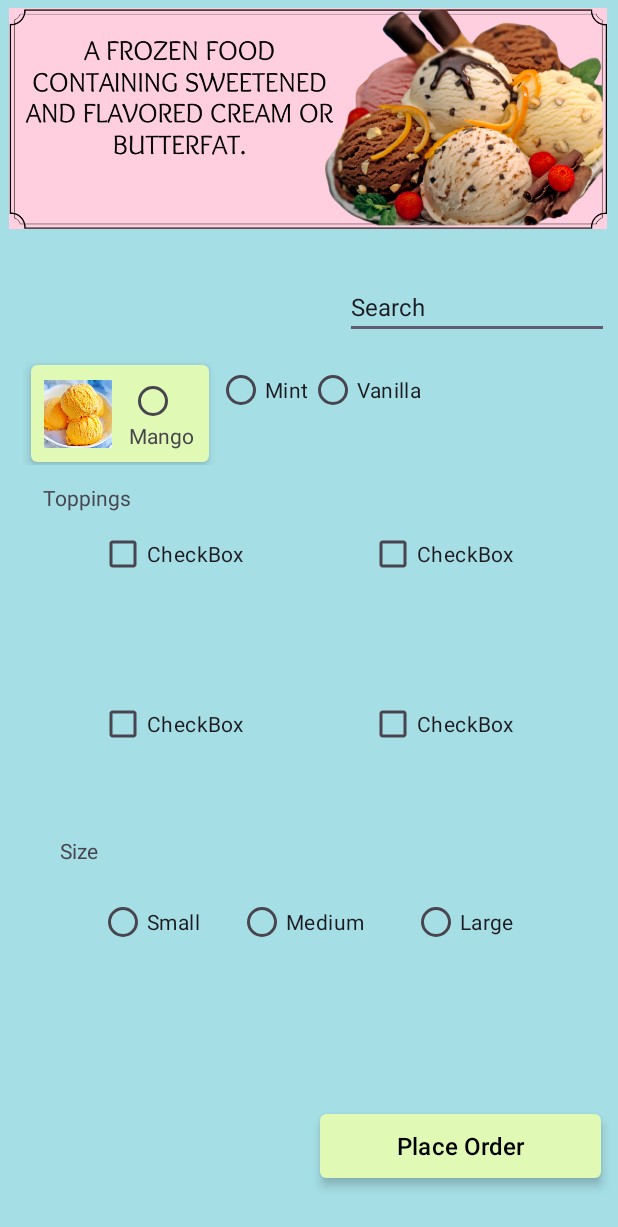
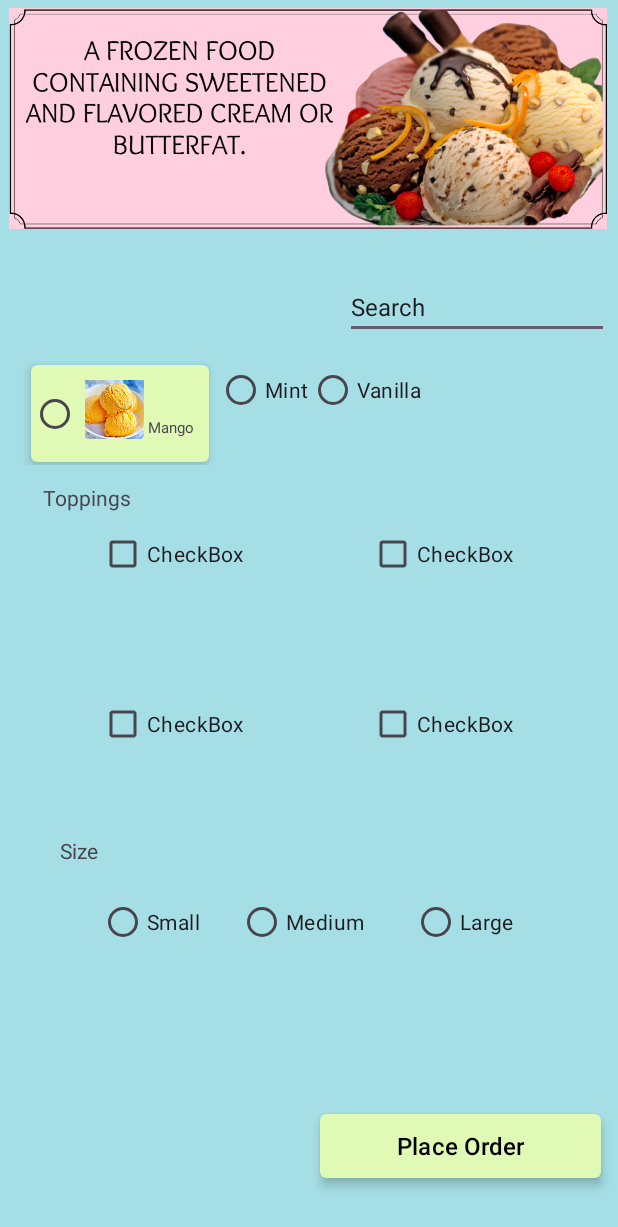
Before and after one commit to t01yo/ice-cream-calculator-android, an Android app: the HomeActivity screen opened directly, with no data from a screen before it, on a phone screen of 412 x 824 dp. Shown: the top 1227 px of the screen. Run offline under Robolectric (Android 15) with nearby library versions, the phone set to English and light mode, and no system bars; Roboto replaces fonts that are not available here.

Commit message:
fixed activity_home.xml

```diff
--- a/app/src/main/res/layout/activity_home.xml
+++ b/app/src/main/res/layout/activity_home.xml
@@ -56,38 +56,42 @@
             <androidx.constraintlayout.widget.ConstraintLayout
                 android:layout_width="match_parent"
                 android:layout_height="match_parent">
+
                 <RadioButton
                     android:id="@+id/radioButton"
-                    android:layout_width="27dp"
-                    android:layout_height="27dp"
+                    android:layout_width="28dp"
+                    android:layout_height="25dp"
                     app:layout_constraintBottom_toBottomOf="parent"
                     app:layout_constraintEnd_toEndOf="parent"
-                    app:layout_constraintHorizontal_bias="0.714"
+                    app:layout_constraintHorizontal_bias="0.0"
                     app:layout_constraintStart_toStartOf="parent"
                     app:layout_constraintTop_toTopOf="parent"
-                    app:layout_constraintVertical_bias="0.27" />
+                    app:layout_constraintVertical_bias="0.513" />
+
                 <ImageView
                     android:id="@+id/imageView3"
-                    android:layout_width="50dp"
-                    android:layout_height="45dp"
+                    android:layout_width="43dp"
+                    android:layout_height="39dp"
                     app:layout_constraintBottom_toBottomOf="parent"
                     app:layout_constraintEnd_toEndOf="parent"
-                    app:layout_constraintHorizontal_bias="0.088"
+                    app:layout_constraintHorizontal_bias="0.453"
                     app:layout_constraintStart_toStartOf="parent"
                     app:layout_constraintTop_toTopOf="parent"
-                    app:layout_constraintVertical_bias="0.526"
+                    app:layout_constraintVertical_bias="0.4"
                     app:srcCompat="@drawable/mango" />
+
                 <TextView
                     android:id="@+id/textView5"
                     android:layout_width="wrap_content"
                     android:layout_height="wrap_content"
                     android:text="Mango"
+                    android:textSize="10sp"
                     app:layout_constraintBottom_toBottomOf="parent"
                     app:layout_constraintEnd_toEndOf="parent"
-                    app:layout_constraintHorizontal_bias="0.866"
+                    app:layout_constraintHorizontal_bias="0.885"
                     app:layout_constraintStart_toStartOf="parent"
                     app:layout_constraintTop_toTopOf="parent"
-                    app:layout_constraintVertical_bias="0.822" />
+                    app:layout_constraintVertical_bias="0.68" />
             </androidx.constraintlayout.widget.ConstraintLayout>
         </androidx.cardview.widget.CardView>
 
```
